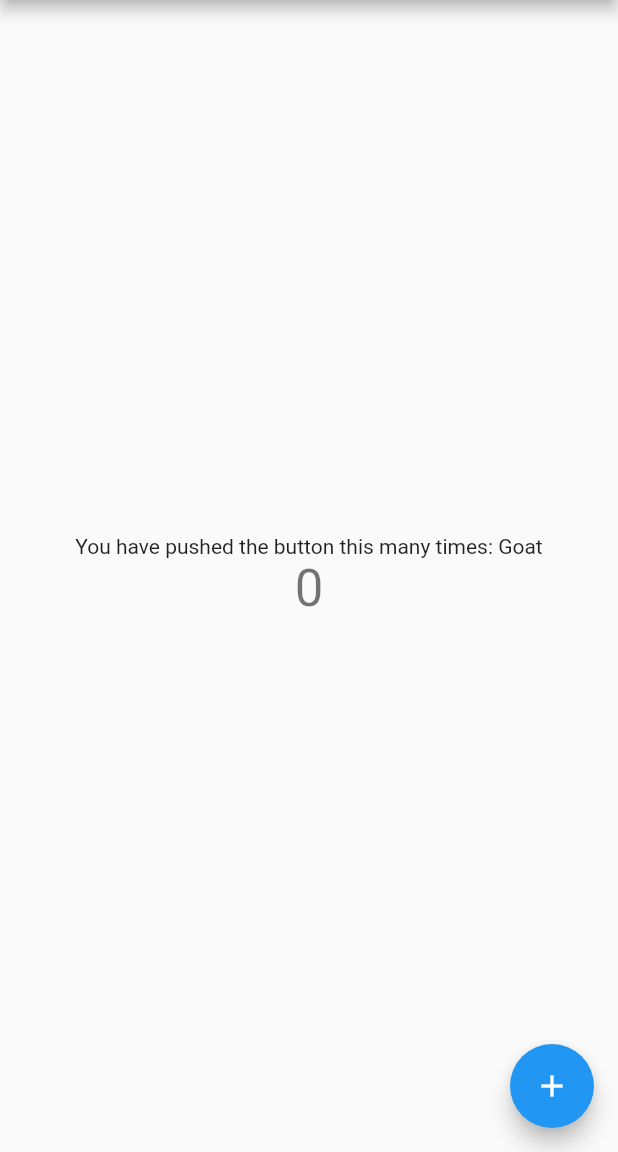
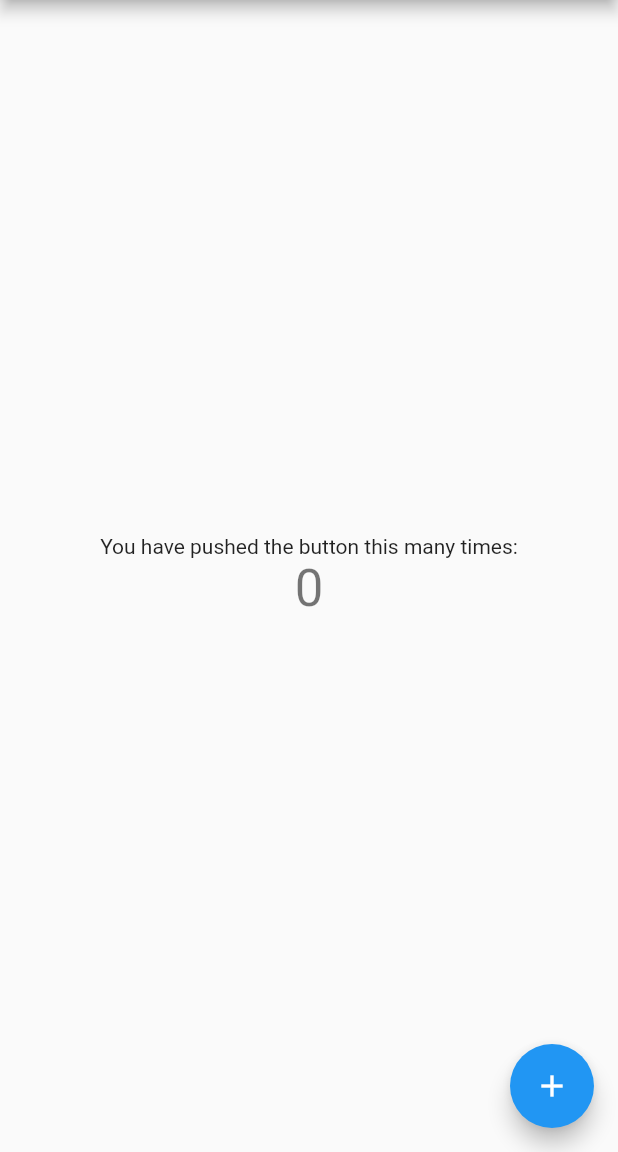
Before and after one commit to vilijc/firebase-app-distribution-goat, a Flutter app: the screen it shows after launch, on a phone screen of 412 x 824 dp, the part 84-1236 px from its top. Run offline on Flutter 3.47's test engine with Material 2 defaults, Android fonts, the phone set to English and light mode, and no system bars.

```diff
--- a/lib/main.dart
+++ b/lib/main.dart
@@ -94,7 +94,7 @@ class _MyHomePageState extends State<MyHomePage> {
           mainAxisAlignment: MainAxisAlignment.center,
           children: <Widget>[
             Text(
-              'You have pushed the button this many times: Goat',
+              'You have pushed the button this many times:',
             ),
             Text(
               '$_counter',
```
